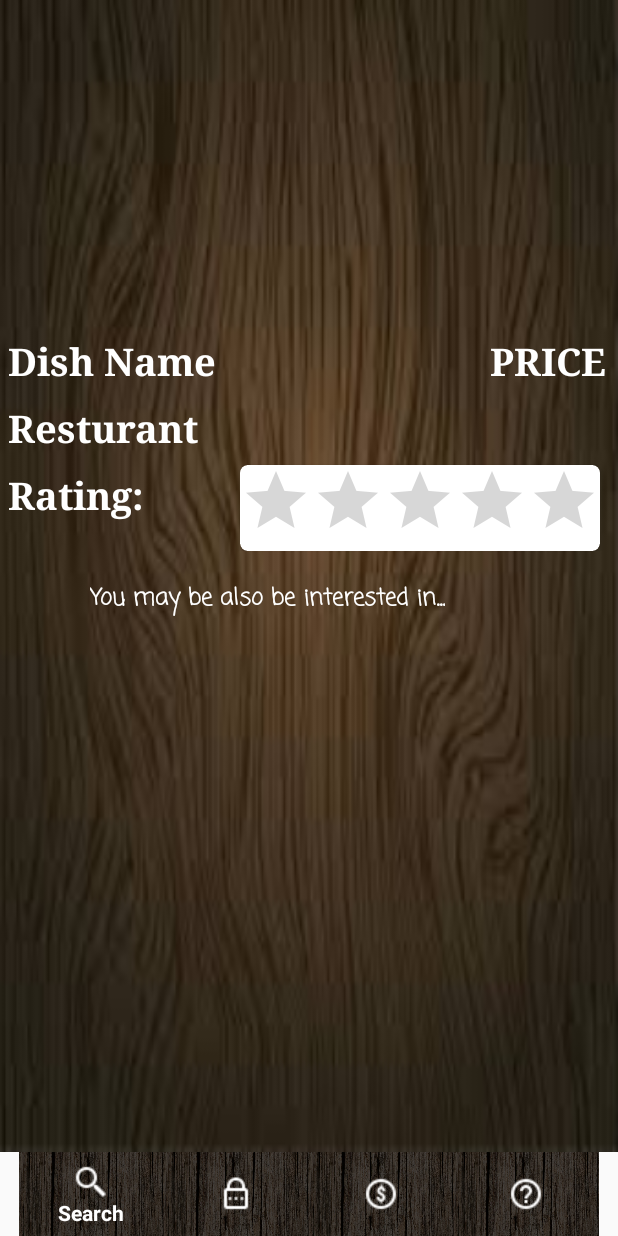
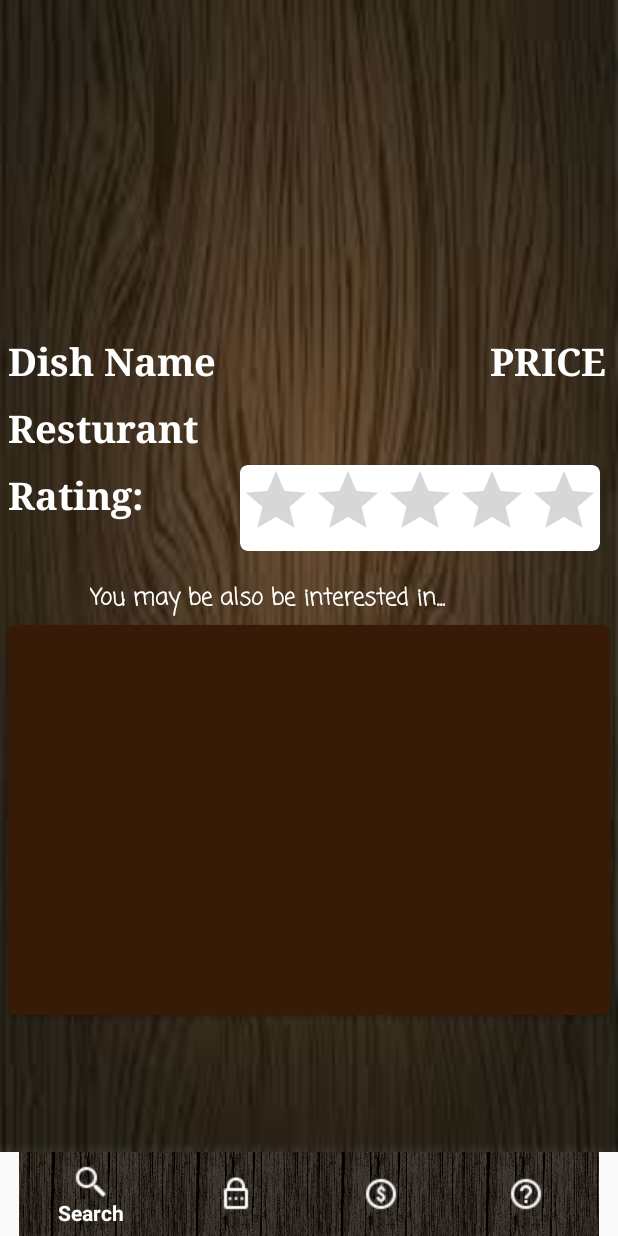
Before and after one commit to DoodlePeach/MCProjectLab-Haandi, an Android app: the fragment descFragment placed in its activity, on a phone screen of 412 x 824 dp. Run offline under Robolectric (Android 15) with nearby library versions, the phone set to English and light mode, and no system bars; our stand-ins replace Firebase (no records; nobody signed in at launch, a user with empty details on screens opened directly), Picasso; pictures from the network do not load; Roboto replaces fonts that are not available here; 7 statements that could not run were skipped.

Commit message:
Horizontal Scroll
Added recyclerview for sugesstions

```diff
--- a/app/src/main/java/com/example/mclabproject/descFragment.java
+++ b/app/src/main/java/com/example/mclabproject/descFragment.java
@@ -4,8 +4,13 @@ import android.content.Context;
 import android.net.Uri;
 import android.os.Bundle;
 import android.os.Handler;
+import android.support.annotation.NonNull;
 import android.support.v4.app.Fragment;
+import android.support.v7.widget.LinearLayoutCompat;
+import android.support.v7.widget.LinearLayoutManager;
+import android.support.v7.widget.RecyclerView;
 import android.view.LayoutInflater;
+import android.view.MotionEvent;
 import android.view.View;
 import android.view.ViewGroup;
 import android.widget.AdapterView;
@@ -26,7 +31,7 @@ public class descFragment extends Fragment {
 
     private Suggestions_List_Adapter adapter;
     Handler handler = new Handler();
-    ListView pref ;
+    RecyclerView pref ;
 
     int saad_suggest_varaible;
 
@@ -68,6 +73,8 @@ public class descFragment extends Fragment {
         View v = container;
         v = inflater.inflate(R.layout.fragment_full_desc, container, false);
 
+        LinearLayoutManager manager = new LinearLayoutManager(getContext(), LinearLayoutManager.HORIZONTAL, false);
+
         ImageView imageView = v.findViewById(R.id.dish_img);
         TextView dishDesc = v.findViewById(R.id.dish_name);
         TextView dishPrice = v.findViewById(R.id.dish_price);
@@ -80,16 +87,9 @@ public class descFragment extends Fragment {
         dishResturant.setText(currentItem.dishResturant);
 
         pref = v.findViewById(R.id.list_pref);
+        pref.setLayoutManager(manager);
         adapter = new Suggestions_List_Adapter(getContext(),images,dishName,dishResturants,dishDescription,dishPrices, handler);
         pref.setAdapter(adapter);
-
-        pref.setOnItemClickListener(new AdapterView.OnItemClickListener() {
-            @Override
-            public void onItemClick(AdapterView<?> adapterView, View view, int i, long l) {
-                mListener.onFragmentInteraction(allOfTheItems.get(i), allOfTheItems);
-            }
-        });
-
 
         return v;
     }
--- a/app/src/main/res/layout/fragment_full_desc.xml
+++ b/app/src/main/res/layout/fragment_full_desc.xml
@@ -119,18 +119,16 @@
 
                 <android.support.v7.widget.CardView
                     android:layout_width="match_parent"
-                    android:layout_height="wrap_content"    android:layout_below="@+id/intrest_txt"
-                    android:layout_marginTop="15dp"
+                    android:layout_height="wrap_content"
+                    android:layout_below="@+id/intrest_txt"
                     android:layout_margin="5dp"
                     app:cardCornerRadius="5dp"
                     app:cardBackgroundColor="#371b07">
 
-                    <ListView
+                    <android.support.v7.widget.RecyclerView
+                        android:id="@+id/list_pref"
                         android:layout_width="match_parent"
-                        android:layout_height="wrap_content"
-                        android:id="@+id/list_pref"
-
-                        />
+                        android:layout_height="260dp" />
 
                 </android.support.v7.widget.CardView>
 
```
Also changed, not shown: app/src/main/java/com/example/mclabproject/Suggestions_List_Adapter.java (+33 -28 lines).
